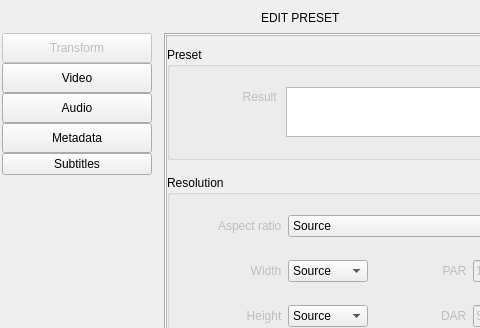
Old version of the form app/preset.ui in the repository CineEncoder/cine-encoder; both pictures show x 0 to 480 and y 0 to 328 of the 610 by 778 pixel window.
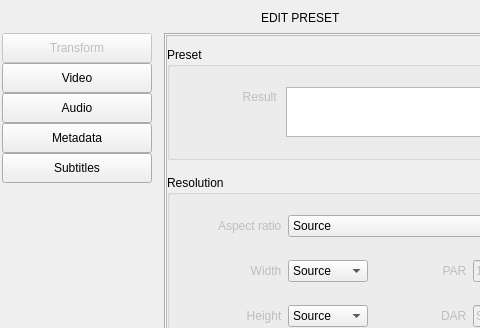
New version of the form. Icons and pictures are not drawn.

Commit message: Still can't get presets to take default values....

```diff
--- a/app/preset.ui
+++ b/app/preset.ui
@@ -516,6 +516,18 @@
               </item>
               <item>
                <widget class="QPushButton" name="buttonTab_5">
+                <property name="minimumSize">
+                 <size>
+                  <width>150</width>
+                  <height>30</height>
+                 </size>
+                </property>
+                <property name="maximumSize">
+                 <size>
+                  <width>150</width>
+                  <height>30</height>
+                 </size>
+                </property>
                 <property name="text">
                  <string>Subtitles</string>
                 </property>
```
Left out of the diff: 2 changed lines with no effect on the pictures. The commit also changes 3 other files.
